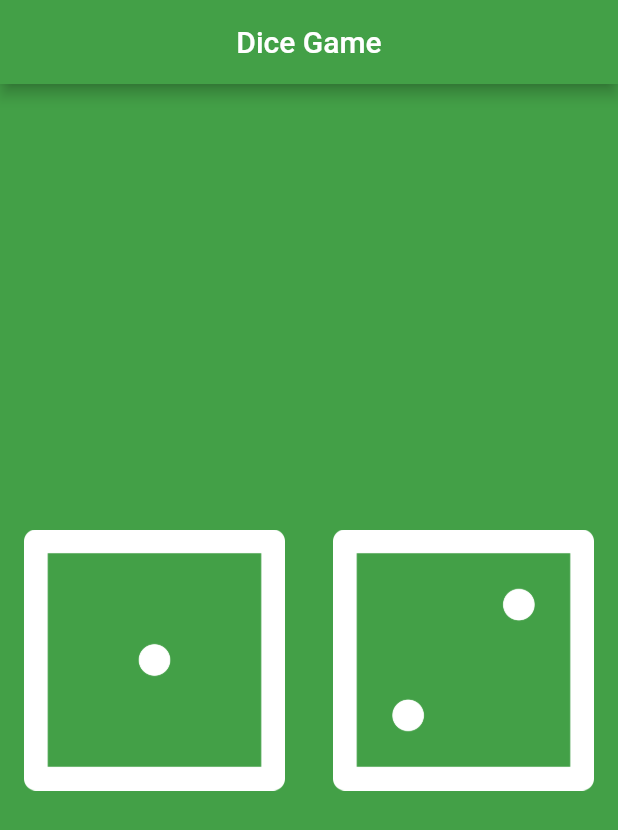
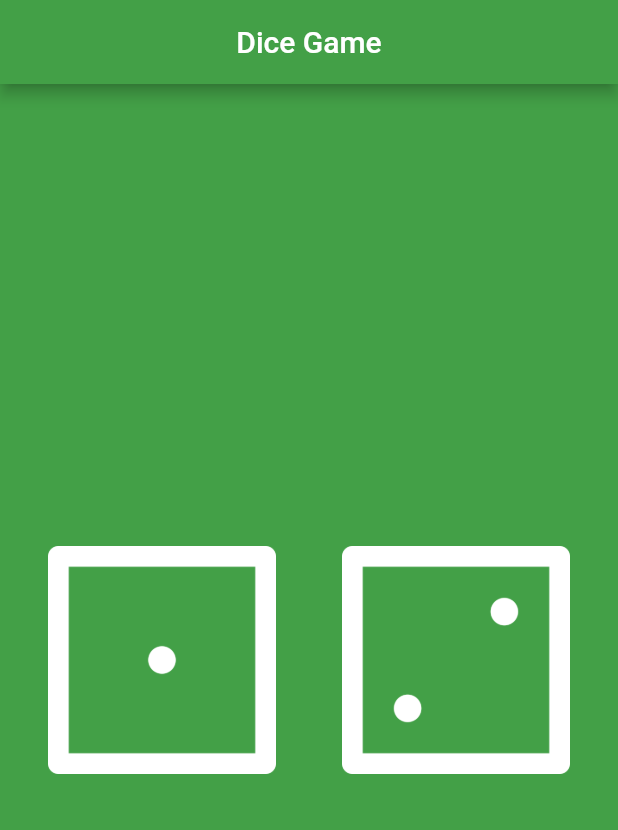
Before and after one commit to naveenfcj/flutter_dicegame, a Flutter app: the screen it shows after launch, on a phone screen of 412 x 824 dp. Shown: the top 830 px of the screen. Run offline on Flutter 3.47's test engine with Material 2 defaults, Android fonts, the phone set to English and light mode, and no system bars.

Commit message:
updated padding of dices

```diff
--- a/lib/main.dart
+++ b/lib/main.dart
@@ -1,3 +1,4 @@
+import 'package:flutter/cupertino.dart';
 import 'package:flutter/material.dart';
 import 'dart:math';
 
@@ -53,6 +54,7 @@ class _DicePageState extends State<DicePage> {
     return Center(
       child: Row(
         children: <Widget>[
+          SizedBox(width:16.0),
           Expanded(
             child: FlatButton(
               color: Color(leftcol),
@@ -62,6 +64,7 @@ class _DicePageState extends State<DicePage> {
               },
             ),
           ),
+          SizedBox(width:12.0),
           Expanded(
             child: FlatButton(
               color: Color(rightcol),
@@ -71,6 +74,7 @@ class _DicePageState extends State<DicePage> {
               },
             ),
           ),
+          SizedBox(width:16.0),
         ],
       ),
     );
```
